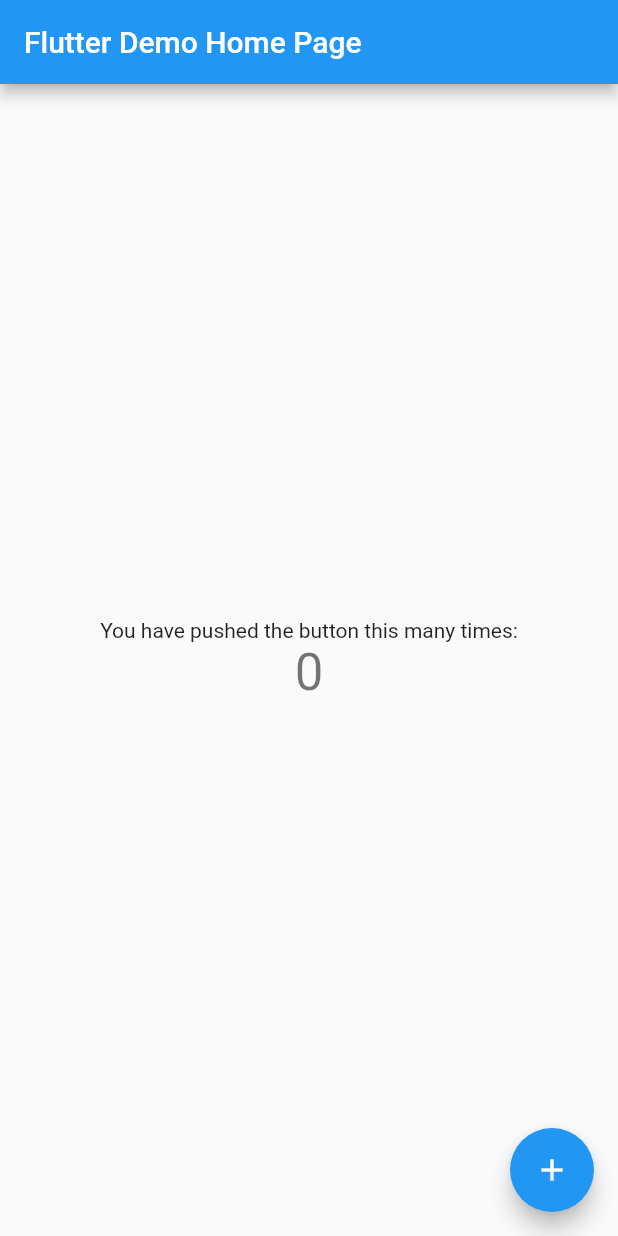
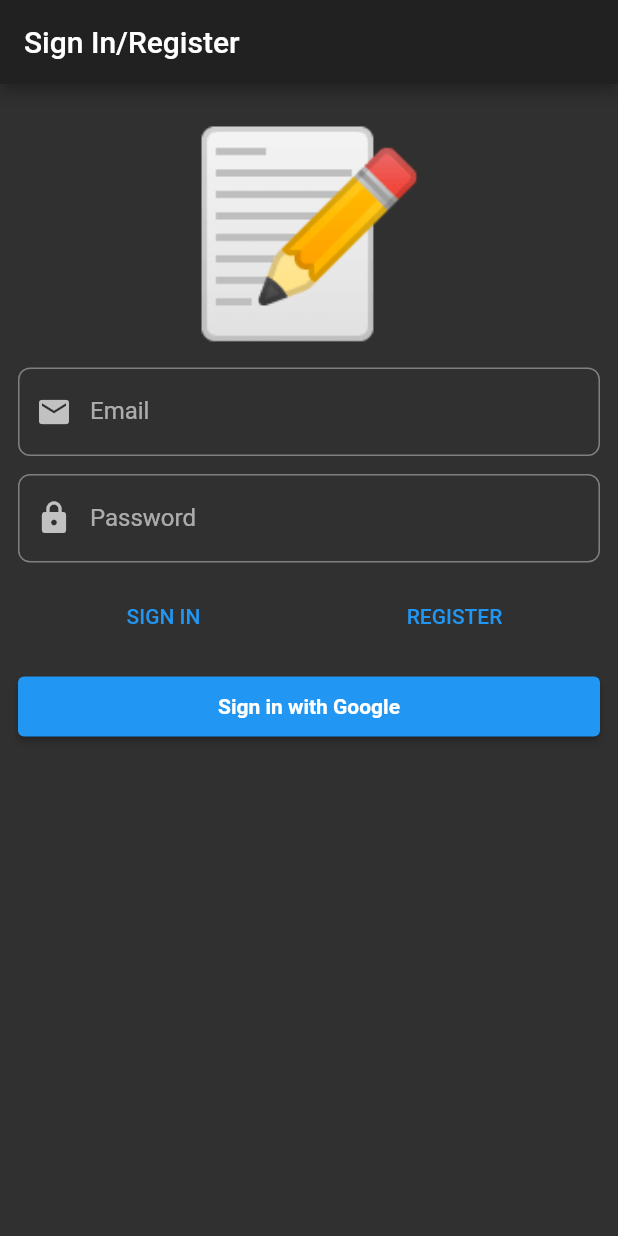
Before and after one commit to guptapriyanshu7/notes_app, a Flutter app: the screen it shows after launch, on a phone screen of 412 x 824 dp. Run offline on Flutter 3.47's test engine with Material 2 defaults, Android fonts, the phone set to English and light mode, and no system bars; our stand-ins replace another_flushbar, bloc, dartz, equatable, firebase_auth, firebase_core and 5 more; accounts and stored records are empty.

Commit message:
upto pt 8

```diff
--- a/lib/application/auth/sign_in_form/sign_in_form_bloc.dart
+++ b/lib/application/auth/sign_in_form/sign_in_form_bloc.dart
@@ -3,6 +3,7 @@ import 'dart:async';
 import 'package:bloc/bloc.dart';
 import 'package:dartz/dartz.dart';
 import 'package:freezed_annotation/freezed_annotation.dart';
+import 'package:injectable/injectable.dart';
 import 'package:notes_app/domain/auth/i_auth_facade.dart';
 import 'package:notes_app/domain/auth/value_objects.dart';
 import 'package:notes_app/domain/auth/auth_failure.dart';
@@ -11,6 +12,7 @@ part 'sign_in_form_event.dart';
 part 'sign_in_form_state.dart';
 part 'sign_in_form_bloc.freezed.dart';
 
+@injectable
 class SignInFormBloc extends Bloc<SignInFormEvent, SignInFormState> {
   final IAuthFacade _authFacade;
   SignInFormBloc(this._authFacade) : super(SignInFormState.initial());
@@ -38,7 +40,7 @@ class SignInFormBloc extends Bloc<SignInFormEvent, SignInFormState> {
         );
       },
       signInWithEmailAndPasswordPressed: (e) async* {
-        _chooseRegisterOrSignIn(
+        yield* _chooseRegisterOrSignIn(
           _authFacade.signInWithEmailAndPassword,
         );
       },
@@ -77,7 +79,6 @@ class SignInFormBloc extends Bloc<SignInFormEvent, SignInFormState> {
       );
     }
     yield state.copyWith(
-      // TODO: showError true even if email and password valid
       showErrorMessages: true,
       isSubmitting: false,
       authFailureOrSuccessOption: optionOf(failureOrSuccess),
--- a/lib/domain/auth/auth_failure.dart
+++ b/lib/domain/auth/auth_failure.dart
@@ -3,10 +3,10 @@ import 'package:freezed_annotation/freezed_annotation.dart';
 part 'auth_failure.freezed.dart';
 
 @freezed
-abstract class AuthFailure with _$AuthFailure {
+class AuthFailure with _$AuthFailure {
   const factory AuthFailure.cancelledByUser() = CancelledByUser;
   const factory AuthFailure.serverError() = ServerError;
-  const factory AuthFailure.emailAlreradyInUse() = EmailAlreradyInUse;
+  const factory AuthFailure.emailAlreadyInUse() = EmailAlreradyInUse;
   const factory AuthFailure.invalidEmailAndPasswordCombination() =
       InvalidEmailAndPasswordCombination;
 }
--- a/lib/domain/auth/value_objects.dart
+++ b/lib/domain/auth/value_objects.dart
@@ -1,30 +1,26 @@
 import 'package:dartz/dartz.dart';
-import 'package:equatable/equatable.dart';
 import 'package:notes_app/domain/core/failures.dart';
+import 'package:notes_app/domain/core/value_objects.dart';
 import 'package:notes_app/domain/core/value_validators.dart';
 
-class EmailAddress extends Equatable {
+class EmailAddress extends ValueObject<String> {
+  @override
   final Either<ValueFailure<String>, String> value;
-  bool isValid() => value.isRight();
   factory EmailAddress(String input) {
     return EmailAddress._(
       validateEmailAddress(input),
     );
   }
   const EmailAddress._(this.value);
-  @override
-  List<Object> get props => [value];
 }
 
-class Password extends Equatable {
+class Password extends ValueObject<String> {
+  @override
   final Either<ValueFailure<String>, String> value;
-  bool isValid() => value.isRight();
   factory Password(String input) {
     return Password._(
       validatePassword(input),
     );
   }
   const Password._(this.value);
-  @override
-  List<Object> get props => [value];
 }
--- a/lib/domain/core/failures.dart
+++ b/lib/domain/core/failures.dart
@@ -3,7 +3,7 @@ import 'package:freezed_annotation/freezed_annotation.dart';
 part 'failures.freezed.dart';
 
 @freezed
-abstract class ValueFailure<T> with _$ValueFailure<T> {
+class ValueFailure<T> with _$ValueFailure<T> {
   const factory ValueFailure.invalidEmail({
     required String failedValue,
   }) = InvalidEmail<T>;
--- /dev/null
+++ b/lib/domain/core/value_objects.dart
@@ -0,0 +1,19 @@
+import 'package:dartz/dartz.dart';
+import 'package:equatable/equatable.dart';
+import 'package:flutter/cupertino.dart';
+import 'package:notes_app/domain/core/error.dart';
+import 'package:notes_app/domain/core/failures.dart';
+
+@immutable
+abstract class ValueObject<T> extends Equatable {
+  const ValueObject();
+  Either<ValueFailure<T>, T> get value;
+  bool isValid() => value.isRight();
+  T getOrCrash() {
+    // id = identity - same as writing (right) => right
+    return value.fold((f) => throw UnexpectedValueError(f), id);
+  }
+
+  @override
+  List<Object> get props => [value];
+}
--- /dev/null
+++ b/lib/injection.dart
@@ -0,0 +1,10 @@
+import 'package:get_it/get_it.dart';
+import 'package:injectable/injectable.dart';
+import 'package:notes_app/injection.config.dart';
+
+final getIt = GetIt.instance;
+
+@injectableInit
+void configureInjection(String env) {
+  $initGetIt(getIt, environment: env);
+}
--- a/lib/main.dart
+++ b/lib/main.dart
@@ -1,113 +1,40 @@
+import 'package:firebase_core/firebase_core.dart';
 import 'package:flutter/material.dart';
+import 'package:injectable/injectable.dart';
+import 'package:notes_app/injection.dart';
+import 'package:notes_app/presentation/auth/sign_in_page.dart';
 
-void main() {
+void main() async {
+  WidgetsFlutterBinding.ensureInitialized();
+  await Firebase.initializeApp();
+  configureInjection(Environment.prod);
   runApp(MyApp());
 }
 
 class MyApp extends StatelessWidget {
-  // This widget is the root of your application.
   @override
   Widget build(BuildContext context) {
     return MaterialApp(
-      title: 'Flutter Demo',
-      theme: ThemeData(
-        // This is the theme of your application.
-        //
-        // Try running your application with "flutter run". You'll see the
-        // application has a blue toolbar. Then, without quitting the app, try
-        // changing the primarySwatch below to Colors.green and then invoke
-        // "hot reload" (press "r" in the console where you ran "flutter run",
-        // or simply save your changes to "hot reload" in a Flutter IDE).
-        // Notice that the counter didn't reset back to zero; the application
-        // is not restarted.
-        primarySwatch: Colors.blue,
+      title: 'Notes App',
+      debugShowCheckedModeBanner: false,
+      theme: ThemeData.dark().copyWith(
+        elevatedButtonTheme: ElevatedButtonThemeData(
+          style: ElevatedButton.styleFrom(
+            padding: EdgeInsets.all(12),
+          ),
+        ),
+        textButtonTheme: TextButtonThemeData(
+          style: TextButton.styleFrom(
+            padding: EdgeInsets.all(12),
+          ),
+        ),
+        inputDecorationTheme: InputDecorationTheme(
+          border: OutlineInputBorder(
+            borderRadius: BorderRadius.circular(8),
+          ),
+        ),
       ),
-      home: MyHomePage(title: 'Flutter Demo Home Page'),
+      home: SignInPage(),
     );
   }
 }
-
-class MyHomePage extends StatefulWidget {
-  MyHomePage({Key? key, required this.title}) : super(key: key);
-
-  // This widget is the home page of your application. It is stateful, meaning
-  // that it has a State object (defined below) that contains fields that affect
-  // how it looks.
-
-  // This class is the configuration for the state. It holds the values (in this
-  // case the title) provided by the parent (in this case the App widget) and
-  // used by the build method of the State. Fields in a Widget subclass are
-  // always marked "final".
-
-  final String title;
-
-  @override
-  _MyHomePageState createState() => _MyHomePageState();
-}
-
-class _MyHomePageState extends State<MyHomePage> {
-  int _counter = 0;
-
-  void _incrementCounter() {
-    setState(() {
-      // This call to setState tells the Flutter framework that something has
-      // changed in this State, which causes it to rerun the build method below
-      // so that the display can reflect the updated values. If we changed
-      // _counter without calling setState(), then the build method would not be
-      // called again, and so nothing would appear to happen.
-      _counter++;
-    });
-  }
-
-  @override
-  Widget build(BuildContext context) {
-    // This method is rerun every time setState is called, for instance as done
-    // by the _incrementCounter method above.
-    //
-    // The Flutter framework has been optimized to make rerunning build methods
-    // fast, so that you can just rebuild anything that needs updating rather
-    // than having to individually change instances of widgets.
-    return Scaffold(
-      appBar: AppBar(
-        // Here we take the value from the MyHomePage object that was created by
-        // the App.build method, and use it to set our appbar title.
-        title: Text(widget.title),
-      ),
-      body: Center(
-        // Center is a layout widget. It takes a single child and positions it
-        // in the middle of the parent.
-        child: Column(
-          // Column is also a layout widget. It takes a list of children and
-          // arranges them vertically. By default, it sizes itself to fit its
-          // children horizontally, and tries to be as tall as its parent.
-          //
-          // Invoke "debug painting" (press "p" in the console, choose the
-          // "Toggle Debug Paint" action from the Flutter Inspector in Android
-          // Studio, or the "Toggle Debug Paint" command in Visual Studio Code)
-          // to see the wireframe for each widget.
-          //
-          // Column has various properties to control how it sizes itself and
-          // how it positions its children. Here we use mainAxisAlignment to
-          // center the children vertically; the main axis here is the vertical
-          // axis because Columns are vertical (the cross axis would be
-          // horizontal).
-          mainAxisAlignment: MainAxisAlignment.center,
-          children: <Widget>[
-            Text(
-              'You have pushed the button this many times:',
-            ),
-            Text(
-              '$_counter',
-              style: Theme.of(context).textTheme.headline4,
-            ),
-          ],
-        ),
-      ),
-      floatingActionButton: FloatingActionButton(
-        onPressed: _incrementCounter,
-        tooltip: 'Increment',
-        child: Icon(Icons.add),
-      ), // This trailing comma makes auto-formatting nicer for build methods.
-    );
-  }
-}
--- /dev/null
+++ b/lib/presentation/auth/sign_in_page.dart
@@ -0,0 +1,22 @@
+import 'package:flutter/material.dart';
+import 'package:flutter_bloc/flutter_bloc.dart';
+import 'package:notes_app/application/auth/sign_in_form/sign_in_form_bloc.dart';
+import 'package:notes_app/injection.dart';
+import 'package:notes_app/presentation/auth/widgets/sign_in_form.dart';
+
+class SignInPage extends StatelessWidget {
+  const SignInPage({Key? key}) : super(key: key);
+
+  @override
+  Widget build(BuildContext context) {
+    return Scaffold(
+      appBar: AppBar(
+        title: Text('Sign In/Register'),
+      ),
+      body: BlocProvider(
+        create: (_) => getIt<SignInFormBloc>(),
+        child: SignInForm(),
+      ),
+    );
+  }
+}
--- /dev/null
+++ b/lib/presentation/auth/widgets/sign_in_form.dart
@@ -0,0 +1,140 @@
+import 'package:another_flushbar/flushbar_helper.dart';
+import 'package:flutter/material.dart';
+import 'package:flutter_bloc/flutter_bloc.dart';
+import 'package:notes_app/application/auth/sign_in_form/sign_in_form_bloc.dart';
+
+class SignInForm extends StatelessWidget {
+  const SignInForm({Key? key}) : super(key: key);
+
+  @override
+  Widget build(BuildContext context) {
+    return BlocConsumer<SignInFormBloc, SignInFormState>(
+      listener: (context, state) {
+        state.authFailureOrSuccessOption.fold(
+          () => null,
+          (e) => e.fold(
+            (l) {
+              FlushbarHelper.createError(
+                message: l.map(
+                  cancelledByUser: (_) => 'Cancelled',
+                  serverError: (_) => 'Server error',
+                  emailAlreadyInUse: (_) => 'Email already in use',
+                  invalidEmailAndPasswordCombination: (_) =>
+                      'Invalid email and password combination',
+                ),
+              ).show(context);
+            },
+            (_) {},
+          ),
+        );
+      },
+      builder: (context, state) {
+        final signInFormBloc = context.read<SignInFormBloc>();
+        final currentFocus = FocusScope.of(context);
+        // or BlocProvider.of<SignInFormBloc>(context);
+        return Form(
+          autovalidateMode: state.showErrorMessages
+              ? AutovalidateMode.always
+              : AutovalidateMode.disabled,
+          child: GestureDetector(
+            onTap: () {
+              if (!currentFocus.hasPrimaryFocus) {
+                currentFocus.unfocus();
+              }
+            },
+            child: ListView(
+              padding: EdgeInsets.all(12),
+              children: [
+                SizedBox(height: 12),
+                Text(
+                  '📝',
+                  style: TextStyle(fontSize: 130),
+                  textAlign: TextAlign.center,
+                ),
+                SizedBox(height: 12),
+                TextFormField(
+                  textInputAction: TextInputAction.next,
+                  keyboardType: TextInputType.emailAddress,
+                  autocorrect: false,
+                  decoration: InputDecoration(
+                    prefixIcon: Icon(Icons.email),
+                    labelText: 'Email',
+                  ),
+                  onChanged: (value) =>
+                      signInFormBloc.add(SignInFormEvent.emailChanged(value)),
+                  validator: (_) =>
+                      signInFormBloc.state.emailAddress.value.fold(
+                    (l) => l.maybeMap(
+                      invalidEmail: (_) => 'Invalid Email',
+                      orElse: () => null,
+                    ),
+                    (r) => null,
+                  ),
+                ),
+                SizedBox(height: 12),
+                TextFormField(
+                  autocorrect: false,
+                  obscureText: true,
+                  decoration: InputDecoration(
+                    prefixIcon: Icon(Icons.lock),
+                    labelText: 'Password',
+                  ),
+                  onChanged: (value) => signInFormBloc.add(
+                    SignInFormEvent.passwordChanged(value),
+                  ),
+                  validator: (_) => signInFormBloc.state.password.value.fold(
+                    (l) => l.maybeMap(
+                      shortPassword: (_) => 'Short Password',
+                      orElse: () => null,
+                    ),
+                    (r) => null,
+                  ),
+                ),
+                SizedBox(height: 12),
+                Row(
+                  children: [
+                    Expanded(
+                      child: TextButton(
+                        onPressed: () {
+                          currentFocus.unfocus();
+                          signInFormBloc.add(
+                            SignInFormEvent.signInWithEmailAndPasswordPressed(),
+                          );
+                        },
+                        child: Text('SIGN IN'),
+                      ),
+                    ),
+                    Expanded(
+                      child: TextButton(
+                        onPressed: () {
+                          currentFocus.unfocus();
+                          signInFormBloc.add(
+                            SignInFormEvent
+                                .registerWithEmailAndPasswordPressed(),
+                          );
+                        },
+                        child: Text('REGISTER'),
+                      ),
+                    ),
+                  ],
+                ),
+                SizedBox(height: 12),
+                ElevatedButton(
+                  onPressed: () => signInFormBloc.add(
+                    SignInFormEvent.signInWithGooglePressed(),
+                  ),
+                  child: Text(
+                    'Sign in with Google',
+                    style: TextStyle(
+                      fontWeight: FontWeight.bold,
+                    ),
+                  ),
+                )
+              ],
+            ),
+          ),
+        );
+      },
+    );
+  }
+}
```
Also changed, not shown: lib/domain/core/error.dart (added, +14 -0 lines), lib/infrastructure/auth/firebase_auth_facade.dart (added, +80 -0 lines), lib/infrastructure/core/firebase_injectable_module.dart (added, +13 -0 lines), pubspec.yaml (+7 -0 lines), lib/domain/auth/auth_failure.freezed.dart, lib/injection.config.dart (added), pubspec.lock, 7 other files.
